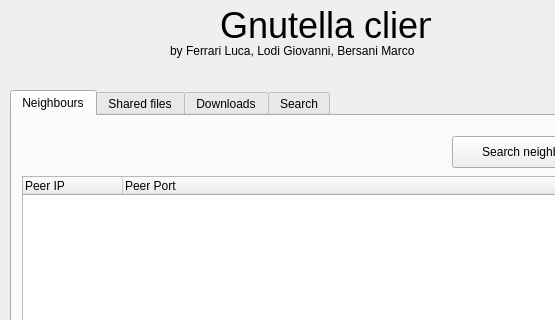
First picture: the form in gnutella/teamGML/ui/qt/designer/mainwindow.ui, repository B3rs/P2P, before the edit; both pictures show x 0 to 555 and y 0 to 320 of the 640 by 480 pixel window.
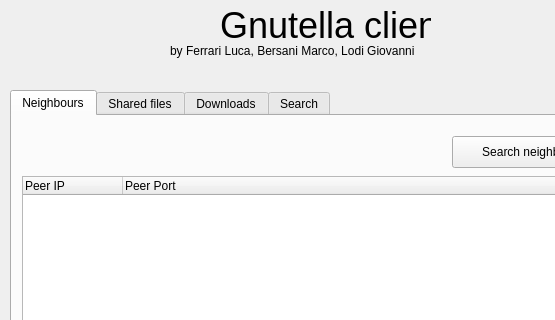
Second picture: the form after the edit.

```diff
--- a/gnutella/teamGML/ui/qt/designer/mainwindow.ui
+++ b/gnutella/teamGML/ui/qt/designer/mainwindow.ui
@@ -42,7 +42,7 @@
      </rect>
     </property>
     <property name="text">
-     <string>by Ferrari Luca, Lodi Giovanni, Bersani Marco</string>
+     <string>by Ferrari Luca, Bersani Marco, Lodi Giovanni</string>
     </property>
    </widget>
    <widget class="QTabWidget" name="tabWidget">
```
